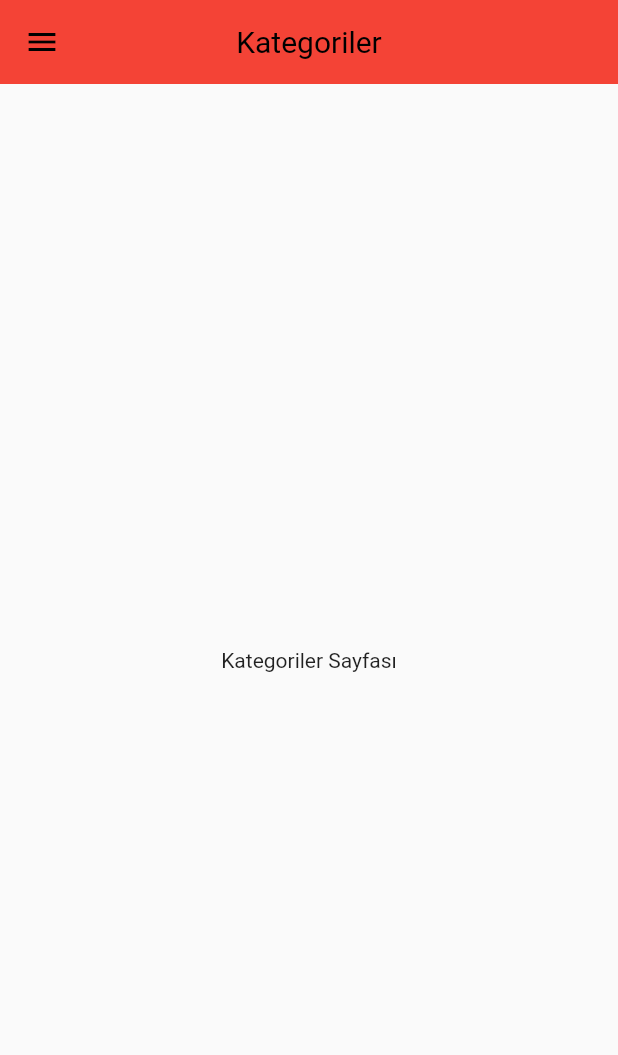
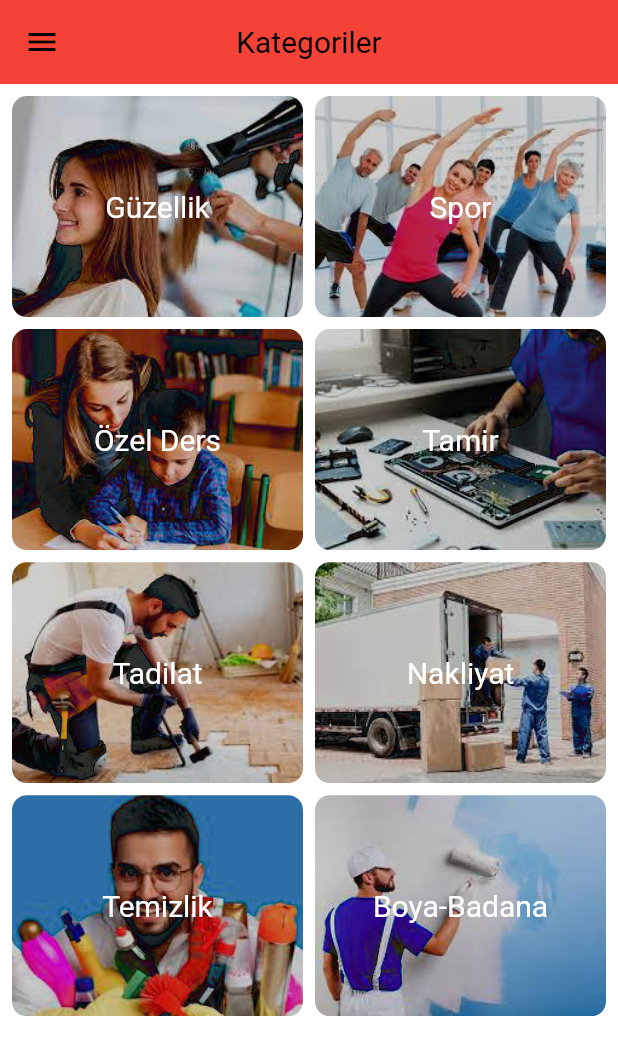
Before and after one commit to fersuekinci/OUA-bootcamp, a Flutter app: the screen it shows after launch, on a phone screen of 412 x 824 dp. Shown: the top 1055 px of the screen. Run offline on Flutter 3.47's test engine with Material 2 defaults, Android fonts, the phone set to English and light mode, and no system bars; drawn by our look-alikes of flutter_zoom_drawer; our stand-ins replace carousel_slider.

Commit message:
Kategori sayfası oluşturuldu

```diff
--- a/lib/constants.dart
+++ b/lib/constants.dart
@@ -1,7 +1,74 @@
 import 'package:flutter/material.dart';
+import 'package:oua_bootcamp/model/CategoryModal.dart';
 
 //Renk ve font tanımlamaları için kullanılacaktır.
 const Color appbarColor = Colors.red;
 
 const String exampleString =
     'Lorem ipsum dolor sit amet, consectetur adipiscing elit. In dictum blandit mauris a auctor. Pellentesque enim diam, ultrices elementum metus at, scelerisque congue enim. Nunc malesuada sollicitudin purus eu molestie. Proin diam orci, condimentum eu aliquam id, bibendum quis tortor. Aliquam sed magna et risus consequat interdum at mattis nunc. Phasellus suscipit justo a libero lacinia, nec suscipit nibh accumsan. Cras pretium feugiat nibh, ut laoreet neque. Maecenas orci purus, interdum id ligula rutrum, suscipit vestibulum leo. Quisque varius maximus arcu, sed feugiat lorem blandit eget. Quisque bibendum iaculis enim non malesuada. Etiam metus mauris, pellentesque ac sem quis, faucibus aliquam velit. Vivamus ac tincidunt neque. Pellentesque vitae leo quis sem euismod congue sit amet ut nunc.';
+
+const kPrimaryColor = Color(0xFFFF8084);
+const kAccentColor = Color(0xFFF1F1F1);
+const kWhiteColor = Color(0xFFFFFFFF);
+const kLightColor = Color(0xFF808080);
+const kDarkColor = Color(0xFF303030);
+const kTransparent = Colors.transparent;
+
+const kDefaultPadding = 24.0;
+const kLessPadding = 10.0;
+const kFixPadding = 16.0;
+const kLess = 4.0;
+
+const kShape = 30.0;
+
+const kRadius = 0.0;
+const kAppBarHeight = 56.0;
+
+const kHeadTextStyle = TextStyle(
+  fontSize: 24.0,
+  fontWeight: FontWeight.bold,
+);
+
+const kSubTextStyle = TextStyle(
+  fontSize: 18.0,
+  color: kLightColor,
+);
+
+const kTitleTextStyle = TextStyle(
+  fontSize: 20.0,
+  color: kPrimaryColor,
+);
+
+const kDarkTextStyle = TextStyle(
+  fontSize: 20.0,
+  color: kDarkColor,
+);
+
+const kDivider = Divider(
+  color: kAccentColor,
+  thickness: kLessPadding,
+);
+
+const kSmallDivider = Divider(
+  color: kAccentColor,
+  thickness: 5.0,
+);
+
+final categoryList = [
+  CategoryModal(
+      image: "assets/images/Guzellik.jpg", category: "Güzellik"),
+  CategoryModal(
+      image: "assets/images/Spor1.jpg", category: "Spor"),
+  CategoryModal(
+      image: "assets/images/Ozelders1.jpg", category: "Özel Ders"),
+  CategoryModal(
+      image: "assets/images/Tamir.jpg", category: "Tamir"),
+  CategoryModal(
+      image: "assets/images/Tadilat.jpg", category: "Tadilat"),
+  CategoryModal(
+      image: "assets/images/Nakliyat.jpg", category: "Nakliyat"),
+  CategoryModal(
+      image: "assets/images/Temizlik1.jpg", category: "Temizlik"),
+  CategoryModal(
+      image: "assets/images/Boya-Badana.jpg", category: "Boya-Badana"),
+];
--- /dev/null
+++ b/lib/model/CategoryModal.dart
@@ -0,0 +1,18 @@
+class CategoryModal {
+  String? image;
+  String? category;
+
+  CategoryModal({this.image, this.category});
+
+  CategoryModal.fromJson(Map<String, dynamic> json) {
+    image = json['image'];
+    category = json['category'];
+  }
+
+  Map<String, dynamic> toJson() {
+    final Map<String, dynamic> data = new Map<String, dynamic>();
+    data['image'] = this.image;
+    data['category'] = this.category;
+    return data;
+  }
+}
--- a/lib/pages/category_page.dart
+++ b/lib/pages/category_page.dart
@@ -1,5 +1,8 @@
 import 'package:flutter/material.dart';
 import 'package:oua_bootcamp/widgets/menu_widget.dart';
+import 'package:oua_bootcamp/constants.dart';
+import 'package:oua_bootcamp/widgets/CategoryItems.dart';
+import 'package:oua_bootcamp/widgets/CategoryView.dart';
 
 class CategoryPage extends StatefulWidget {
   const CategoryPage({Key? key}) : super(key: key);
@@ -10,6 +13,7 @@ class CategoryPage extends StatefulWidget {
 
 class _CategoryPageState extends State<CategoryPage> {
   final String _appbarTitle = 'Kategoriler';
+  bool isList = false;
   @override
   Widget build(BuildContext context) {
     return Scaffold(
@@ -22,10 +26,32 @@ class _CategoryPageState extends State<CategoryPage> {
       extendBody: true,
       //Yan menü - drawer eklentisi (Widget klasöüründe)
       //drawer: const DrawerWidget(),
-      body: const Center(child: Text('Kategoriler Sayfası')),
-
-      //Alt menü
-      //bottomNavigationBar: const BottomNavigation(),
+      body: Categoryview(
+        direction: Axis.vertical,
+        height: MediaQuery.of(context).size.height,
+        width: MediaQuery.of(context).size.width,
+        color: kWhiteColor,
+        column: isList? 1:2,
+        ratio: isList? 2.6:1.3,
+        items: categoryList.length,
+        itemBuilder: (context, index) {
+          return CategoryItems(
+            height: 150.0,
+            width: MediaQuery.of(context).size.width,
+            paddingHorizontal: 0.0,
+            paddingVertical: 0.0,
+            align: Alignment.center,
+            radius: kLessPadding,
+            blendMode: BlendMode.difference,
+            color: kDarkColor,
+            image: categoryList[index].image!,
+            title: categoryList[index].category!,
+            titleSize: 20.0,
+            amount: "",
+            amountSize: 0.0,
+            );
+        }
+      )
     );
   }
 }
--- /dev/null
+++ b/lib/widgets/CategoryItems.dart
@@ -0,0 +1,94 @@
+import 'package:flutter/material.dart';
+
+import 'package:oua_bootcamp/constants.dart';
+
+
+
+class CategoryItems extends StatelessWidget {
+  final double height, width, radius, titleSize, amountSize, paddingHorizontal, paddingVertical;
+  final String title, amount;
+  final String image;
+  final Color color;
+  final Color? lblColor;
+  final align, blendMode;
+  const CategoryItems({
+    Key? key,
+    required this.height,
+    required this.width,
+    required this.radius,
+    required this.image,
+    required this.titleSize,
+    required this.title,
+    required this.color,
+    required this.align,
+    required this.amount,
+    required this.blendMode,
+    required this.amountSize,
+    required this.paddingHorizontal,
+    required this.paddingVertical,
+    this.lblColor,
+  }) : super(key: key);
+
+  @override
+  Widget build(BuildContext context) {
+    return Padding(
+      padding: const EdgeInsets.all(kLess),
+      child: Stack(
+        children: [
+          Container(
+            height: height,
+            width: width,
+            decoration: BoxDecoration(
+              borderRadius: BorderRadius.circular(radius),
+              image: DecorationImage(
+                image: AssetImage(image),
+                fit: BoxFit.cover,
+                colorFilter: ColorFilter.mode(color, blendMode),
+              ),
+            ),
+          ),
+          Align(
+            alignment: align,
+            child: Text.rich(
+              TextSpan(
+                children: [
+                  TextSpan(
+                    text: title,
+                    style: TextStyle(color: kWhiteColor, fontSize: titleSize),
+                  ),
+                  WidgetSpan(
+                    child: Container(
+                      padding: EdgeInsets.symmetric(
+                        horizontal: paddingHorizontal,
+                        vertical: paddingVertical,
+                      ),
+                      decoration: BoxDecoration(
+                        color: lblColor,
+                        borderRadius: BorderRadius.only(
+                          bottomLeft: Radius.circular(20.0),
+                        ),
+                      ),
+                      child: Text.rich(
+                        TextSpan(
+                          children: [
+                            TextSpan(
+                              text: amount,
+                              style: TextStyle(
+                                color: kWhiteColor,
+                                fontSize: amountSize,
+                              ),
+                            ),
+                          ],
+                        ),
+                      ),
+                    ),
+                  ),
+                ],
+              ),
+            ),
+          ),
+        ],
+      ),
+    );
+  }
+}
--- /dev/null
+++ b/lib/widgets/CategoryView.dart
@@ -0,0 +1,42 @@
+import 'package:flutter/material.dart';
+
+import 'package:oua_bootcamp/constants.dart';
+
+
+class Categoryview extends StatelessWidget {
+  final int column, items;
+  final Color color;
+  final double ratio, height, width;
+  final direction, itemBuilder;
+  Categoryview({
+    Key? key,
+    required this.column,
+    required this.items,
+    required this.color,
+    required this.ratio,
+    required this.height,
+    required this.width,
+    required this.direction,
+    required this.itemBuilder,
+  }) : super(key: key);
+
+  @override
+  Widget build(BuildContext context) {
+    return Container(
+      height: height,
+      width: width,
+      color: color,
+      child: GridView.builder(
+          padding: EdgeInsets.all(kLess),
+          scrollDirection: direction,
+          gridDelegate: SliverGridDelegateWithFixedCrossAxisCount(
+            crossAxisCount: column,
+            childAspectRatio: ratio,
+            mainAxisSpacing: 0.0,
+            crossAxisSpacing: 0.0,
+          ),
+          itemCount: items,
+          itemBuilder: itemBuilder),
+    );
+  }
+}
```
Also changed, not shown: assets/images/Boya-Badana.jpg (added), assets/images/Guzellik.jpg (added), assets/images/Nakliyat.jpg (added), assets/images/Ozelders1.jpg (added), assets/images/Spor1.jpg (added), assets/images/Tadilat.jpg (added), assets/images/Tamir.jpg (added), assets/images/Temizlik1.jpg (added), 2 other files.
